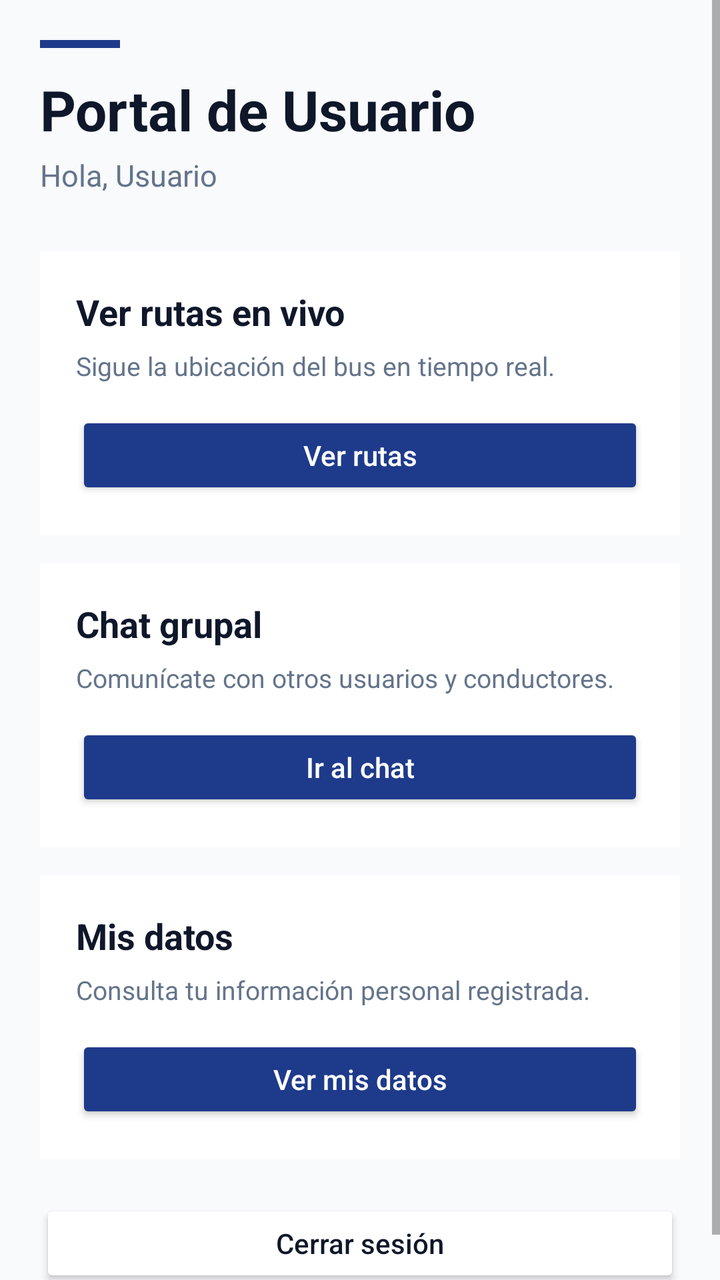
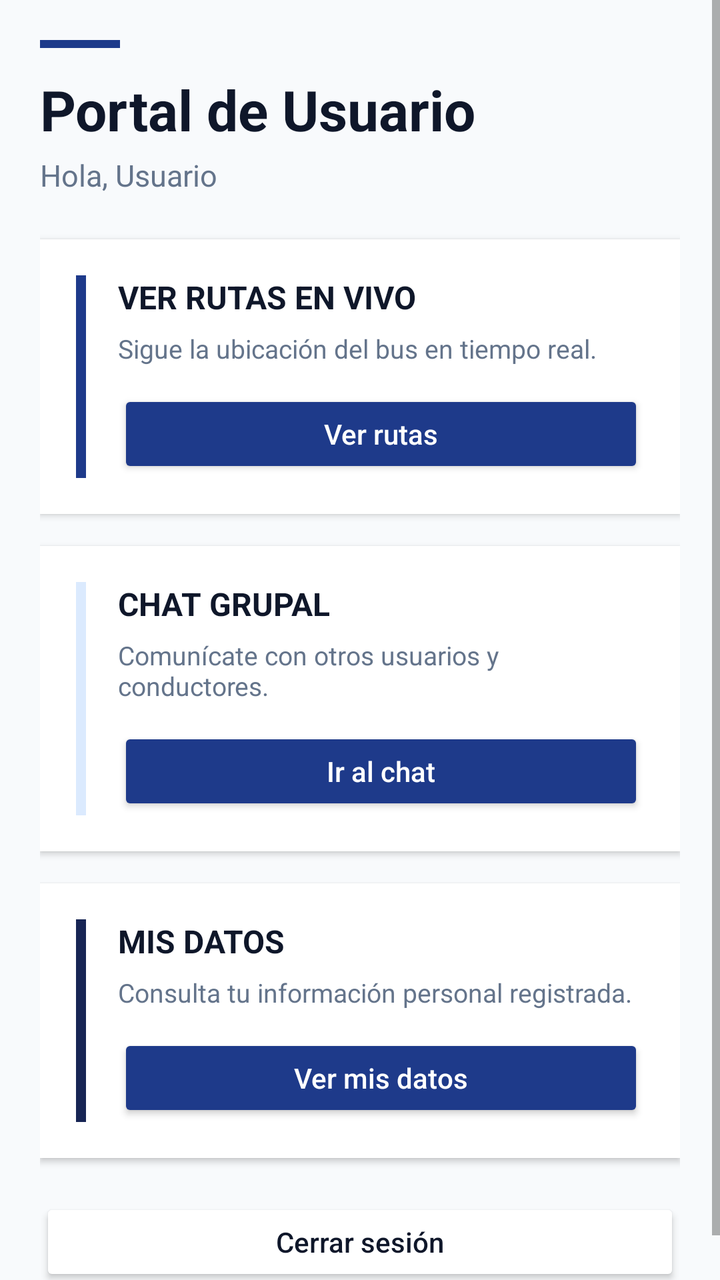

An Android layout rendered at two revisions. The XML below is the earlier revision; the diff shows what the commit changed to produce the second picture.
<!-- AndroidManifest.xml: application theme Theme.Copia1APP -->
<!-- res/layout/activity_home_pasajero.xml -->
<?xml version="1.0" encoding="utf-8"?>
<ScrollView
    xmlns:android="http://schemas.android.com/apk/res/android"
    android:layout_width="match_parent"
    android:layout_height="match_parent"
    android:fillViewport="true"
    android:background="@color/background">

    <LinearLayout
        android:layout_width="match_parent"
        android:layout_height="wrap_content"
        android:orientation="vertical"
        android:padding="20dp">

        
        <View
            android:layout_width="40dp"
            android:layout_height="4dp"
            android:background="@color/primary"
            android:layout_marginBottom="12dp" />

        <TextView
            android:layout_width="match_parent"
            android:layout_height="wrap_content"
            android:text="Portal de Usuario"
            android:textSize="28sp"
            android:textStyle="bold"
            android:textColor="@color/text_primary"
            android:layout_marginBottom="4dp" />

        <TextView
            android:id="@+id/tvBienvenidaPasajero"
            android:layout_width="match_parent"
            android:layout_height="wrap_content"
            android:text="Hola, Usuario"
            android:textSize="15sp"
            android:textColor="@color/text_secondary"
            android:layout_marginBottom="28dp" />

        
        <LinearLayout
            android:layout_width="match_parent"
            android:layout_height="wrap_content"
            android:orientation="vertical"
            android:background="@color/surface"
            android:padding="18dp"
            android:layout_marginBottom="14dp">

            <TextView
                android:text="Ver rutas en vivo"
                android:textSize="18sp"
                android:textStyle="bold"
                android:textColor="@color/text_primary"
                android:layout_marginBottom="6dp"
                android:layout_width="match_parent"
                android:layout_height="wrap_content"/>

            <TextView
                android:text="Sigue la ubicación del bus en tiempo real."
                android:textSize="13sp"
                android:textColor="@color/text_secondary"
                android:layout_marginBottom="14dp"
                android:layout_width="match_parent"
                android:layout_height="wrap_content"/>

            <Button
                android:id="@+id/btnVerRutasEnVivo"
                android:layout_width="match_parent"
                android:layout_height="44dp"
                android:text="Ver rutas"
                android:textAllCaps="false"
                android:backgroundTint="@color/primary"
                android:textColor="@color/text_white"/>
        </LinearLayout>

        
        <LinearLayout
            android:layout_width="match_parent"
            android:layout_height="wrap_content"
            android:orientation="vertical"
            android:background="@color/surface"
            android:padding="18dp"
            android:layout_marginBottom="14dp">

            <TextView
                android:text="Chat grupal"
                android:textSize="18sp"
                android:textStyle="bold"
                android:textColor="@color/text_primary"
                android:layout_width="match_parent"
                android:layout_height="wrap_content"
                android:layout_marginBottom="6dp"/>

            <TextView
                android:text="Comunícate con otros usuarios y conductores."
                android:textSize="13sp"
                android:textColor="@color/text_secondary"
                android:layout_marginBottom="14dp"
                android:layout_width="match_parent"
                android:layout_height="wrap_content"/>

            <Button
                android:id="@+id/btnChat"
                android:layout_width="match_parent"
                android:layout_height="44dp"
                android:text="Ir al chat"
                android:textAllCaps="false"
                android:backgroundTint="@color/primary"
                android:textColor="@color/text_white"/>
        </LinearLayout>

        
        <LinearLayout
            android:layout_width="match_parent"
            android:layout_height="wrap_content"
            android:orientation="vertical"
            android:background="@color/surface"
            android:padding="18dp"
            android:layout_marginBottom="20dp">

            <TextView
                android:text="Mis datos"
                android:textSize="18sp"
                android:textStyle="bold"
                android:textColor="@color/text_primary"
                android:layout_width="match_parent"
                android:layout_height="wrap_content"
                android:layout_marginBottom="6dp"/>

            <TextView
                android:text="Consulta tu información personal registrada."
                android:textSize="13sp"
                android:textColor="@color/text_secondary"
                android:layout_marginBottom="14dp"
                android:layout_width="match_parent"
                android:layout_height="wrap_content"/>

            <Button
                android:id="@+id/btnMisDatosUsuario"
                android:layout_width="match_parent"
                android:layout_height="44dp"
                android:text="Ver mis datos"
                android:textAllCaps="false"
                android:backgroundTint="@color/primary"
                android:textColor="@color/text_white"/>
        </LinearLayout>

        
        <Button
            android:id="@+id/btnCerrarSesionPasajero"
            android:layout_width="match_parent"
            android:layout_height="44dp"
            android:text="Cerrar sesión"
            android:textAllCaps="false"
            android:textColor="@color/text_primary"
            android:backgroundTint="@color/surface"/>

    </LinearLayout>
</ScrollView>
<!-- resources referenced by this layout -->
<resources>
  <color name="background">#F8FAFC</color>
  <color name="primary">#1E3A8A</color>
  <color name="surface">#FFFFFF</color>
  <color name="text_primary">#0F172A</color>
  <color name="text_secondary">#64748B</color>
  <color name="text_white">#FFFFFF</color>
  <style name="Theme.Copia1APP" parent="Base.Theme.Copia1APP" />
  <style name="Base.Theme.Copia1APP" parent="Theme.AppCompat.Light">
          
          
      </style>
</resources>

<!-- the commit's change to res/layout/activity_home_pasajero.xml (unified diff, before → after) -->
@@ -35,114 +35,156 @@
             android:text="Hola, Usuario"
             android:textSize="15sp"
             android:textColor="@color/text_secondary"
-            android:layout_marginBottom="28dp" />
+            android:layout_marginBottom="22dp" />
 
         
         <LinearLayout
             android:layout_width="match_parent"
             android:layout_height="wrap_content"
-            android:orientation="vertical"
+            android:orientation="horizontal"
             android:background="@color/surface"
             android:padding="18dp"
-            android:layout_marginBottom="14dp">
-
-            <TextView
-                android:text="Ver rutas en vivo"
-                android:textSize="18sp"
-                android:textStyle="bold"
-                android:textColor="@color/text_primary"
-                android:layout_marginBottom="6dp"
-                android:layout_width="match_parent"
-                android:layout_height="wrap_content"/>
-
-            <TextView
-                android:text="Sigue la ubicación del bus en tiempo real."
-                android:textSize="13sp"
-                android:textColor="@color/text_secondary"
-                android:layout_marginBottom="14dp"
-                android:layout_width="match_parent"
-                android:layout_height="wrap_content"/>
-
-            <Button
-                android:id="@+id/btnVerRutasEnVivo"
-                android:layout_width="match_parent"
-                android:layout_height="44dp"
-                android:text="Ver rutas"
-                android:textAllCaps="false"
-                android:backgroundTint="@color/primary"
-                android:textColor="@color/text_white"/>
+            android:layout_marginBottom="16dp"
+            android:elevation="2dp">
+
+            <View
+                android:layout_width="5dp"
+                android:layout_height="match_parent"
+                android:background="@color/primary"
+                android:layout_marginEnd="16dp"/>
+
+            <LinearLayout
+                android:layout_width="0dp"
+                android:layout_height="wrap_content"
+                android:layout_weight="1"
+                android:orientation="vertical">
+
+                <TextView
+                    android:layout_width="match_parent"
+                    android:layout_height="wrap_content"
+                    android:text="VER RUTAS EN VIVO"
+                    android:textSize="16sp"
+                    android:textStyle="bold"
+                    android:textColor="@color/text_primary"
+                    android:layout_marginBottom="6dp"/>
+
+                <TextView
+                    android:layout_width="match_parent"
+                    android:layout_height="wrap_content"
+                    android:text="Sigue la ubicación del bus en tiempo real."
+                    android:textSize="13sp"
+                    android:textColor="@color/text_secondary"
+                    android:layout_marginBottom="12dp"/>
+
+                <Button
+                    android:id="@+id/btnVerRutasEnVivo"
+                    android:layout_width="match_parent"
+                    android:layout_height="44dp"
+                    android:text="Ver rutas"
+                    android:textAllCaps="false"
+                    android:backgroundTint="@color/primary"
+                    android:textColor="@color/text_white"/>
+            </LinearLayout>
         </LinearLayout>
 
         
         <LinearLayout
             android:layout_width="match_parent"
             android:layout_height="wrap_content"
-            android:orientation="vertical"
+            android:orientation="horizontal"
             android:background="@color/surface"
             android:padding="18dp"
-            android:layout_marginBottom="14dp">
-
-            <TextView
-                android:text="Chat grupal"
-                android:textSize="18sp"
-                android:textStyle="bold"
-                android:textColor="@color/text_primary"
-                android:layout_width="match_parent"
+            android:layout_marginBottom="16dp"
+            android:elevation="2dp">
+
+            <View
+                android:layout_width="5dp"
+                android:layout_height="match_parent"
+                android:background="@color/primary_light"
+                android:layout_marginEnd="16dp"/>
+
+            <LinearLayout
+                android:layout_width="0dp"
                 android:layout_height="wrap_content"
-                android:layout_marginBottom="6dp"/>
-
-            <TextView
-                android:text="Comunícate con otros usuarios y conductores."
-                android:textSize="13sp"
-                android:textColor="@color/text_secondary"
-                android:layout_marginBottom="14dp"
-                android:layout_width="match_parent"
-                android:layout_height="wrap_content"/>
-
-            <Button
-                android:id="@+id/btnChat"
-                android:layout_width="match_parent"
-                android:layout_height="44dp"
-                android:text="Ir al chat"
-                android:textAllCaps="false"
-                android:backgroundTint="@color/primary"
-                android:textColor="@color/text_white"/>
+                android:layout_weight="1"
+                android:orientation="vertical">
+
+                <TextView
+                    android:layout_width="match_parent"
+                    android:layout_height="wrap_content"
+                    android:text="CHAT GRUPAL"
+                    android:textSize="16sp"
+                    android:textStyle="bold"
+                    android:textColor="@color/text_primary"
+                    android:layout_marginBottom="6dp"/>
+
+                <TextView
+                    android:layout_width="match_parent"
+                    android:layout_height="wrap_content"
+                    android:text="Comunícate con otros usuarios y conductores."
+                    android:textSize="13sp"
+                    android:textColor="@color/text_secondary"
+                    android:layout_marginBottom="12dp"/>
+
+                <Button
+                    android:id="@+id/btnChat"
+                    android:layout_width="match_parent"
+                    android:layout_height="44dp"
+                    android:text="Ir al chat"
+                    android:textAllCaps="false"
+                    android:backgroundTint="@color/primary"
+                    android:textColor="@color/text_white"/>
+            </LinearLayout>
         </LinearLayout>
 
         
         <LinearLayout
             android:layout_width="match_parent"
             android:layout_height="wrap_content"
-            android:orientation="vertical"
+            android:orientation="horizontal"
             android:background="@color/surface"
             android:padding="18dp"
-            android:layout_marginBottom="20dp">
-
-            <TextView
-                android:text="Mis datos"
-                android:textSize="18sp"
-                android:textStyle="bold"
-                android:textColor="@color/text_primary"
-                android:layout_width="match_parent"
+            android:layout_marginBottom="20dp"
+            android:elevation="2dp">
+
+            <View
+                android:layout_width="5dp"
+                android:layout_height="match_parent"
+                android:background="@color/primary_dark"
+                android:layout_marginEnd="16dp"/>
+
+            <LinearLayout
+                android:layout_width="0dp"
                 android:layout_height="wrap_content"
-                android:layout_marginBottom="6dp"/>
-
-            <TextView
-                android:text="Consulta tu información personal registrada."
-                android:textSize="13sp"
-                android:textColor="@color/text_secondary"
-                android:layout_marginBottom="14dp"
-                android:layout_width="match_parent"
-                android:layout_height="wrap_content"/>
-
-            <Button
-                android:id="@+id/btnMisDatosUsuario"
-                android:layout_width="match_parent"
-                android:layout_height="44dp"
-                android:text="Ver mis datos"
-                android:textAllCaps="false"
-                android:backgroundTint="@color/primary"
-                android:textColor="@color/text_white"/>
+                android:layout_weight="1"
+                android:orientation="vertical">
+
+                <TextView
+                    android:layout_width="match_parent"
+                    android:layout_height="wrap_content"
+                    android:text="MIS DATOS"
+                    android:textSize="16sp"
+                    android:textStyle="bold"
+                    android:textColor="@color/text_primary"
+                    android:layout_marginBottom="6dp"/>
+
+                <TextView
+                    android:layout_width="match_parent"
+                    android:layout_height="wrap_content"
+                    android:text="Consulta tu información personal registrada."
+                    android:textSize="13sp"
+                    android:textColor="@color/text_secondary"
+                    android:layout_marginBottom="12dp"/>
+
+                <Button
+                    android:id="@+id/btnMisDatosUsuario"
+                    android:layout_width="match_parent"
+                    android:layout_height="44dp"
+                    android:text="Ver mis datos"
+                    android:textAllCaps="false"
+                    android:backgroundTint="@color/primary"
+                    android:textColor="@color/text_white"/>
+            </LinearLayout>
         </LinearLayout>
 
         
@@ -156,4 +198,5 @@
             android:backgroundTint="@color/surface"/>
 
     </LinearLayout>
+
 </ScrollView>
<!-- resource entries referenced after the edit -->
@@ -2,6 +2,8 @@
 <resources>
   <color name="background">#F8FAFC</color>
   <color name="primary">#1E3A8A</color>
+  <color name="primary_dark">#172554</color>
+  <color name="primary_light">#DBEAFE</color>
   <color name="surface">#FFFFFF</color>
   <color name="text_primary">#0F172A</color>
   <color name="text_secondary">#64748B</color>
